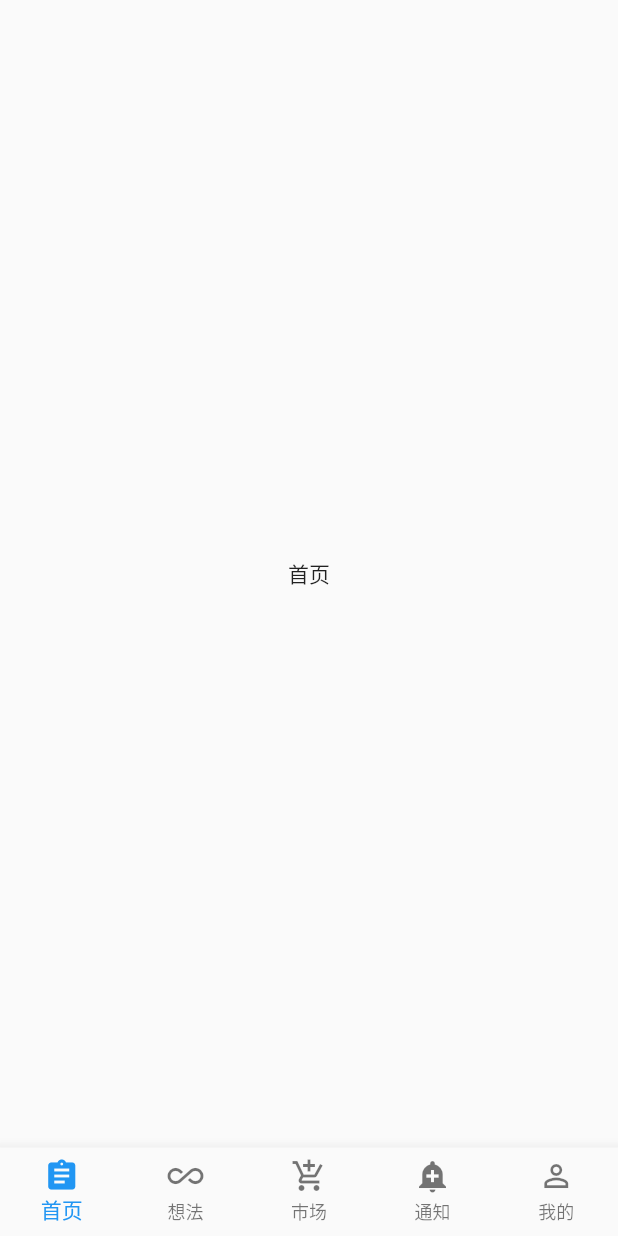
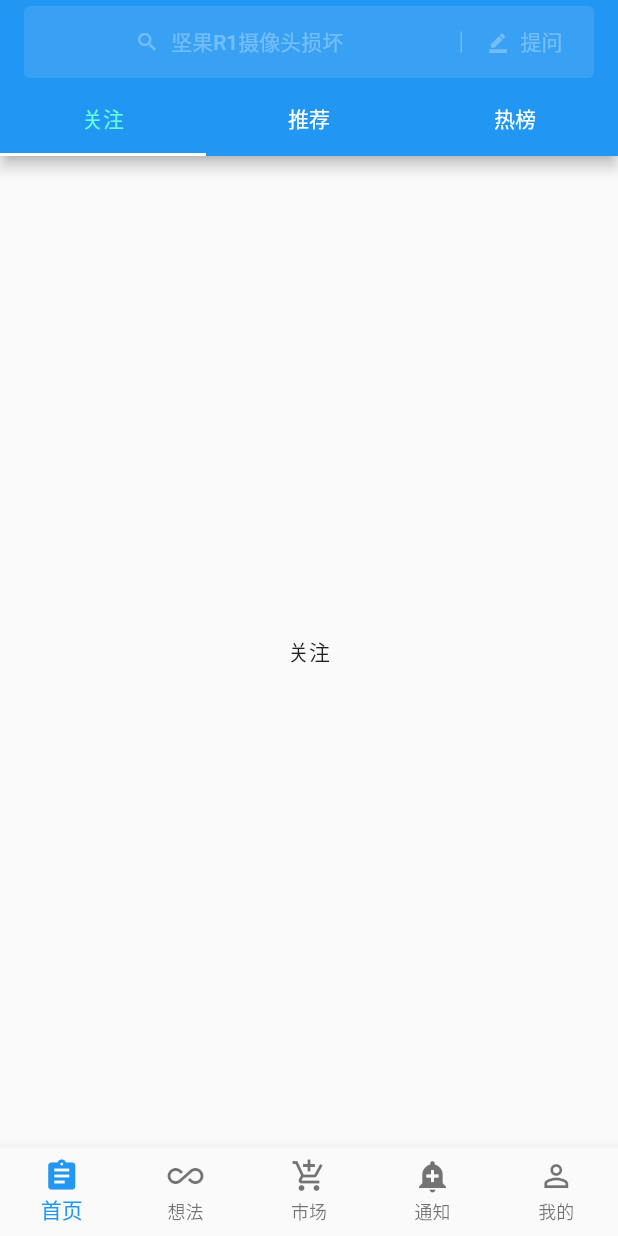
Before and after one commit to gdongxie/flutter_zhihu, a Flutter app: the screen it shows after launch, on a phone screen of 412 x 824 dp. Run offline on Flutter 3.47's test engine with Material 2 defaults, Android fonts, the phone set to English and light mode, and no system bars.

Commit message:
搭建Home页面

```diff
--- /dev/null
+++ b/lib/home/follow.dart
@@ -0,0 +1,18 @@
+import 'package:flutter/material.dart';
+
+///关注
+class Follow extends StatefulWidget {
+  @override
+  _FollowState createState() => new _FollowState();
+}
+
+class _FollowState extends State<Follow> {
+  @override
+  Widget build(BuildContext context) {
+    return new Scaffold(
+      body: Center(
+        child: Text("关注"),
+      ),
+    );
+  }
+}
--- a/lib/home/home_page.dart
+++ b/lib/home/home_page.dart
@@ -1,16 +1,99 @@
 import 'package:flutter/material.dart';
+import 'package:flutter_zhihu/global_config.dart';
 
+import 'ask_page.dart';
+import 'follow.dart';
+import 'hot.dart';
+import 'recommend.dart';
+import 'search_page.dart';
+
+/**
+ * 首页
+ */
 class HomePage extends StatefulWidget {
   @override
-  _HomePage createState() => new _HomePage();
+  _HomePageState createState() => new _HomePageState();
 }
 
-class _HomePage extends State<HomePage> {
+class _HomePageState extends State<HomePage> {
+  Widget barSearch() {
+    return new Container(
+      child: new Row(
+        children: <Widget>[
+          new Expanded(
+            child: new FlatButton.icon(
+                onPressed: () {
+                  Navigator.of(context)
+                      .push(new MaterialPageRoute(builder: (context) {
+                    return new SearchPage();
+                  }));
+                },
+                icon: new Icon(
+                  Icons.search,
+                  color: GlobalConfig.fontColor,
+                  size: 16.0,
+                ),
+                label: new Text(
+                  "坚果R1摄像头损坏",
+                  style: new TextStyle(color: GlobalConfig.fontColor),
+                )),
+          ),
+          new Container(
+            decoration: new BoxDecoration(
+                border: new BorderDirectional(
+                    start: new BorderSide(
+                        color: GlobalConfig.fontColor, width: 1.0))),
+            height: 14.0,
+            width: 1.0,
+          ),
+          new Container(
+              child: new FlatButton.icon(
+            onPressed: () {
+              Navigator.of(context)
+                  .push(new MaterialPageRoute(builder: (context) {
+                return new AskPage();
+              }));
+            },
+            icon: new Icon(
+              Icons.border_color,
+              color: GlobalConfig.fontColor,
+              size: 14.0,
+            ),
+            label: new Text(
+              "提问",
+              style: new TextStyle(color: GlobalConfig.fontColor),
+            ),
+          ))
+        ],
+      ),
+      decoration: new BoxDecoration(
+        borderRadius: const BorderRadius.all(const Radius.circular(4.0)),
+        color: GlobalConfig.searchBackgroundColor,
+      ),
+    );
+  }
+
   @override
   Widget build(BuildContext context) {
-    return new Scaffold(
-      body: Center(
-        child: Text("首页"),
+    return new DefaultTabController(
+      length: 3,
+      child: new Scaffold(
+        appBar: new AppBar(
+          title: barSearch(),
+          bottom: new TabBar(
+            labelColor:
+                GlobalConfig.dark == true ? new Color(0xFF63FDD9) : Colors.blue,
+            unselectedLabelColor:
+                GlobalConfig.dark == true ? Colors.white : Colors.black,
+            tabs: [
+              new Tab(text: "关注"),
+              new Tab(text: "推荐"),
+              new Tab(text: "热榜"),
+            ],
+          ),
+        ),
+        body: new TabBarView(
+            children: [new Follow(), new Recommend(), new Hot()]),
       ),
     );
   }
--- a/lib/index/index.dart
+++ b/lib/index/index.dart
@@ -8,10 +8,7 @@ import 'package:flutter_zhihu/notice/notice_page.dart';
 import '../global_config.dart';
 import 'Navigation_icon_view.dart';
 
-/**
- *  启动页
- *
- */
+///启动页
 class Index extends StatefulWidget {
   @override
   State<Index> createState() => new _IndexState();
```
Also changed, not shown: lib/home/ask_page.dart (added, +55 -0 lines), lib/home/hot.dart (added, +18 -0 lines), lib/home/recommend.dart (added, +17 -0 lines), lib/home/search_page.dart (added, +18 -0 lines).
